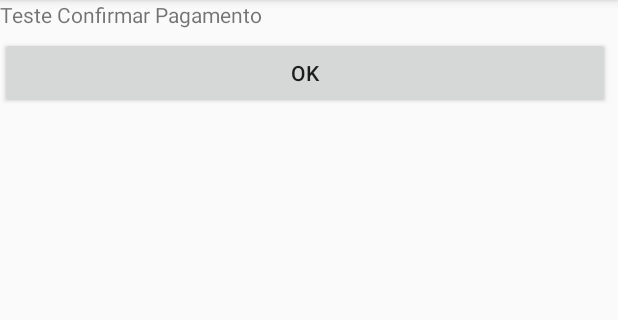
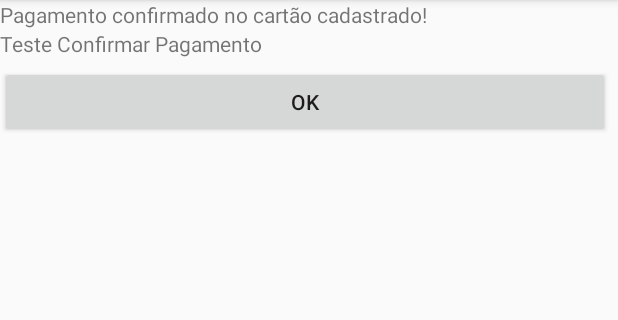
Before and after one commit to OtavioPaoleschi/Scapay, an Android app: the ConfirmarPagamentoActivity screen opened directly, with no data from a screen before it, on a phone screen of 412 x 824 dp, the part 84-404 px from its top. Run offline under Robolectric (Android 15) with nearby library versions, the phone set to English and light mode, and no system bars.

```diff
--- a/app/build.gradle
+++ b/app/build.gradle
@@ -21,6 +21,7 @@ android {
 }
 
 dependencies {
+    compile 'com.android.support:multidex:1.0.1'
     compile fileTree(dir: 'libs', include: ['*.jar'])
     androidTestCompile('com.android.support.test.espresso:espresso-core:2.2.2', {
         exclude group: 'com.android.support', module: 'support-annotations'
--- a/app/src/main/AndroidManifest.xml
+++ b/app/src/main/AndroidManifest.xml
@@ -4,7 +4,7 @@
 
     <uses-permission android:name="android.permission.CAMERA" />
     <uses-permission android:name="android.permission.VIBRATE" />
-
+    <uses-permission android:name="android.permission.INTERNET" />
     <!-- To auto-complete the email text field in the login form with the user's emails -->
     <uses-permission android:name="android.permission.GET_ACCOUNTS" />
     <uses-permission android:name="android.permission.READ_PROFILE" />
--- a/app/src/main/res/layout/activity_confirmar_pagamento.xml
+++ b/app/src/main/res/layout/activity_confirmar_pagamento.xml
@@ -9,8 +9,16 @@
     <TextView
         android:layout_width="match_parent"
         android:layout_height="wrap_content"
+        android:text="Pagamento confirmado no cartão cadastrado!"
+        android:id="@+id/txtTitulo"/>
+
+
+    <TextView
+        android:layout_width="match_parent"
+        android:layout_height="wrap_content"
         android:text="Teste Confirmar Pagamento"
-        android:id="@+id/txtNomeVendedor"/>
+        android:id="@+id/txtNomeVendedor"
+        android:layout_below="@+id/txtTitulo"/>
 
     <Button
         android:layout_below="@+id/txtNomeVendedor"
--- a/app/src/main/res/values/strings.xml
+++ b/app/src/main/res/values/strings.xml
@@ -2,7 +2,7 @@
     <string name="app_name">Scapay</string>
     <string name="textResultDefault">Por favor scaneie um QR code</string>
     <string name="login">Login</string>
-    <string name="userName">Nome de Usuario</string>
+    <string name="userName">Email do Usuario</string>
     <string name="passWord">Palavra Passe</string>
     <string name="cadastroVendedor">Quero ser vendedor!</string>
     <string name="cadastroComprador">Quero Comprar!</string>
```
Also changed, not shown: app/src/main/java/br/scapegoat/scapay/LoginActivity.java (+88 -2 lines), 69 other files.
